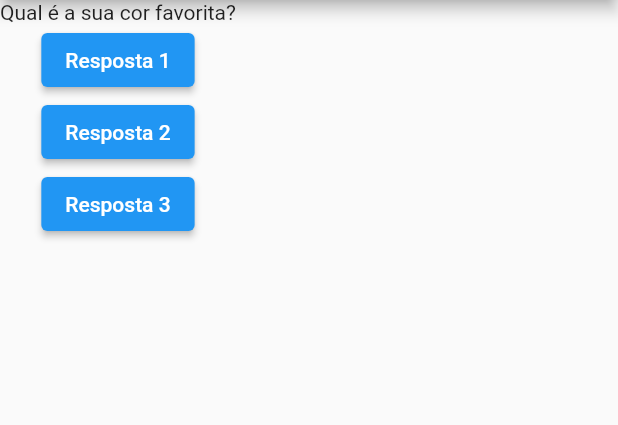
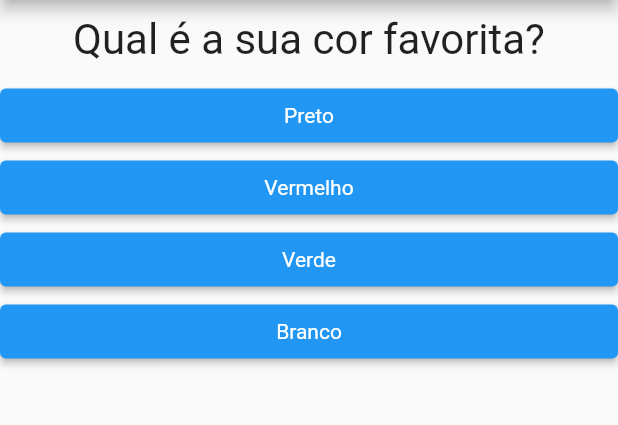
Before and after one commit to mirandafialho/curso-flutter, a Flutter app: the screen it shows after launch, on a phone screen of 412 x 824 dp, the part 84-509 px from its top. Run offline on Flutter 3.47's test engine with Material 2 defaults, Android fonts, the phone set to English and light mode, and no system bars.

Commit message:
Noções básicas de Flutter

```diff
--- a/projeto_perguntas/lib/main.dart
+++ b/projeto_perguntas/lib/main.dart
@@ -1,48 +1,79 @@
 import 'package:flutter/material.dart';
+
+import 'package:projeto_perguntas/questionario.dart';
+import 'package:projeto_perguntas/resultado.dart';
 
 main() {
   runApp(PerguntaApp());
 }
 
-class PerguntaAppState extends State<PerguntaApp> {
-  var perguntaSelecionada = 0;
+class _PerguntaAppState extends State<PerguntaApp> {
+  var _perguntaSelecionada = 0;
+  var _pontuacaoTotal = 0;
 
-  void responder() {
+  final _perguntas = const [
+    {
+      'texto': 'Qual é a sua cor favorita?',
+      'respostas': [
+        { 'texto': 'Preto', 'pontuacao': 10 },
+        { 'texto': 'Vermelho', 'pontuacao': 5 },
+        { 'texto': 'Verde', 'pontuacao': 3 },
+        { 'texto': 'Branco', 'pontuacao': 1 },
+      ],
+    },
+    {
+      'texto': 'Qual é o seu animal favorito?',
+      'respostas': [
+        { 'texto': 'Coelho', 'pontuacao': 10 },
+        { 'texto': 'Cobra', 'pontuacao': 5 },
+        { 'texto': 'Elefante', 'pontuacao': 3 },
+        { 'texto': 'Leão', 'pontuacao': 1 },
+      ],
+    },
+    {
+      'texto': 'Qual é o seu instrutor favorito?',
+      'respostas': [
+        { 'texto': 'Maria', 'pontuacao': 10 },
+        { 'texto': 'João', 'pontuacao': 5 },
+        { 'texto': 'Leonardo', 'pontuacao': 3 },
+        { 'texto': 'Pedro', 'pontuacao': 1 },
+      ],
+    },
+  ];
+
+  void _responder(int pontuacao) {
+    if (temPerguntaSelecionada) {
+      setState(() {
+        _perguntaSelecionada++;
+        _pontuacaoTotal += pontuacao;
+      });
+    }
+  }
+
+  void _reiniciarQuestionario() {
     setState(() {
-      perguntaSelecionada++;
+      _perguntaSelecionada = 0;
+      _pontuacaoTotal = 0;
     });
-    print(perguntaSelecionada);
+  }
+
+  bool get temPerguntaSelecionada {
+    return _perguntaSelecionada < _perguntas.length;
   }
 
   @override
   Widget build(BuildContext context) {
-    final perguntas = [
-      'Qual é a sua cor favorita?',
-      'Qual é o seu animal favorito?'
-    ];
-
     return MaterialApp(
       home: Scaffold(
         appBar: AppBar(
-          title: Text('Perguntas'),
+          title: const Text('Perguntas'),
         ),
-        body: Column(
-          children: [
-            Text(perguntas.elementAt(perguntaSelecionada)),
-            ElevatedButton(
-              child: const Text('Resposta 1'),
-              onPressed: responder,
-            ),
-            ElevatedButton(
-              child: const Text('Resposta 2'),
-              onPressed: responder,
-            ),
-            ElevatedButton(
-              child: const Text('Resposta 3'),
-              onPressed: responder,
-            ),
-          ],
-        ),
+        body: temPerguntaSelecionada
+          ? Questionario(
+            perguntas: _perguntas,
+            perguntaSelecionada: _perguntaSelecionada,
+            quandoResponder: _responder,
+          ) : Resultado(_pontuacaoTotal, _reiniciarQuestionario),
       ),
     );
   }
@@ -50,7 +81,7 @@ class PerguntaAppState extends State<PerguntaApp> {
 
 class PerguntaApp extends StatefulWidget {
   @override
-  PerguntaAppState createState() {
-    return PerguntaAppState();
+  _PerguntaAppState createState() {
+    return _PerguntaAppState();
   }
 }
--- /dev/null
+++ b/projeto_perguntas/lib/questao.dart
@@ -0,0 +1,22 @@
+import 'package:flutter/material.dart';
+
+class Questao extends StatelessWidget {
+  final String texto;
+
+  Questao(this.texto);
+
+  @override
+  Widget build(BuildContext context) {
+    return Container(
+      width: double.infinity,
+      margin: const EdgeInsets.all(10),
+      child: Text(
+        texto,
+        style: const TextStyle(
+          fontSize: 28,
+        ),
+        textAlign: TextAlign.center,
+      ),
+    );
+  }
+}
--- /dev/null
+++ b/projeto_perguntas/lib/questionario.dart
@@ -0,0 +1,39 @@
+import 'package:flutter/material.dart';
+
+import 'package:projeto_perguntas/questao.dart';
+import 'package:projeto_perguntas/resposta.dart';
+
+class Questionario extends StatelessWidget {
+  final List<Map<String, Object>> perguntas;
+  final int perguntaSelecionada;
+  final void Function(int) quandoResponder;
+
+  Questionario({
+    required this.perguntas,
+    required this.perguntaSelecionada,
+    required this.quandoResponder,
+  });
+
+  bool get temPerguntaSelecionada {
+    return perguntaSelecionada < perguntas.length;
+  }
+
+  @override
+  Widget build(BuildContext context) {
+    List<Map<String, Object>> respostas = temPerguntaSelecionada
+        ? perguntas[perguntaSelecionada].cast()['respostas']
+        : [];
+
+    return Column(
+      children: [
+        Questao(perguntas[perguntaSelecionada]['texto'].toString()),
+        ...respostas.map((resposta) {
+          return Resposta(
+            resposta['texto'].toString(),
+              () => quandoResponder(int.parse(resposta['pontuacao'].toString()))
+          );
+        }).toList(),
+      ],
+    );
+  }
+}
--- /dev/null
+++ b/projeto_perguntas/lib/resposta.dart
@@ -0,0 +1,25 @@
+import 'package:flutter/material.dart';
+
+class Resposta extends StatelessWidget {
+  final String resposta;
+  final void Function() quandoSelecionado;
+
+  const Resposta(this.resposta, this.quandoSelecionado);
+
+  @override
+  Widget build(BuildContext context) {
+    return Container(
+      width: double.infinity,
+      child: ElevatedButton(
+        onPressed: quandoSelecionado,
+        style: ElevatedButton.styleFrom(
+          primary: Colors.blue,
+          textStyle: const TextStyle(
+            color: Colors.white,
+          ),
+        ),
+        child: Text(resposta),
+      ),
+    );
+  }
+}
--- /dev/null
+++ b/projeto_perguntas/lib/resultado.dart
@@ -0,0 +1,41 @@
+import 'package:flutter/material.dart';
+
+class Resultado extends StatelessWidget {
+  final int pontuacao;
+  final void Function() reiniciarQuestionario;
+
+  Resultado(this.pontuacao, this.reiniciarQuestionario);
+
+  String get fraseResultado {
+    if (pontuacao < 8) {
+      return 'Parabéns';
+    } else if (pontuacao < 12) {
+      return 'Você é bom!';
+    } else if (pontuacao < 16) {
+      return 'Impressionante!';
+    } else {
+      return 'Nível Jedi!';
+    }
+  }
+
+  @override
+  Widget build(BuildContext context) {
+    return Column(
+      mainAxisAlignment: MainAxisAlignment.center,
+      children: [
+        Center(
+          child: Text(
+            fraseResultado,
+            style: const TextStyle(
+              fontSize: 20,
+            ),
+          ),
+        ),
+        TextButton(
+          onPressed: reiniciarQuestionario,
+          child: const Text('Reiniciar'),
+        ),
+      ],
+    );
+  }
+}
```
